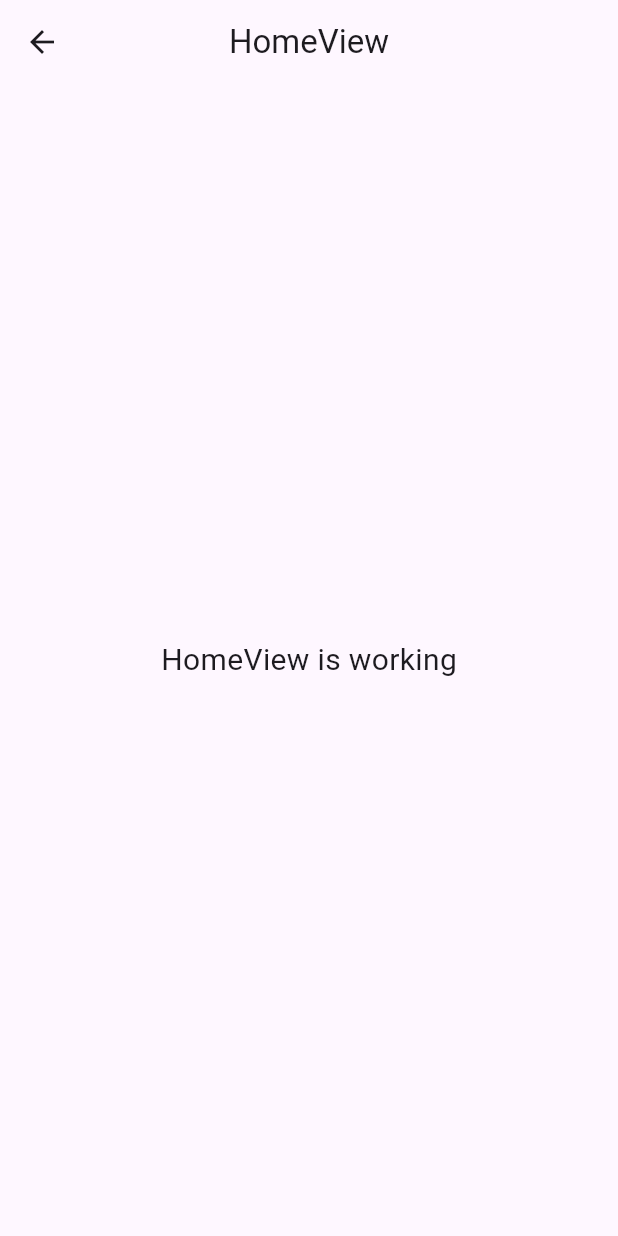
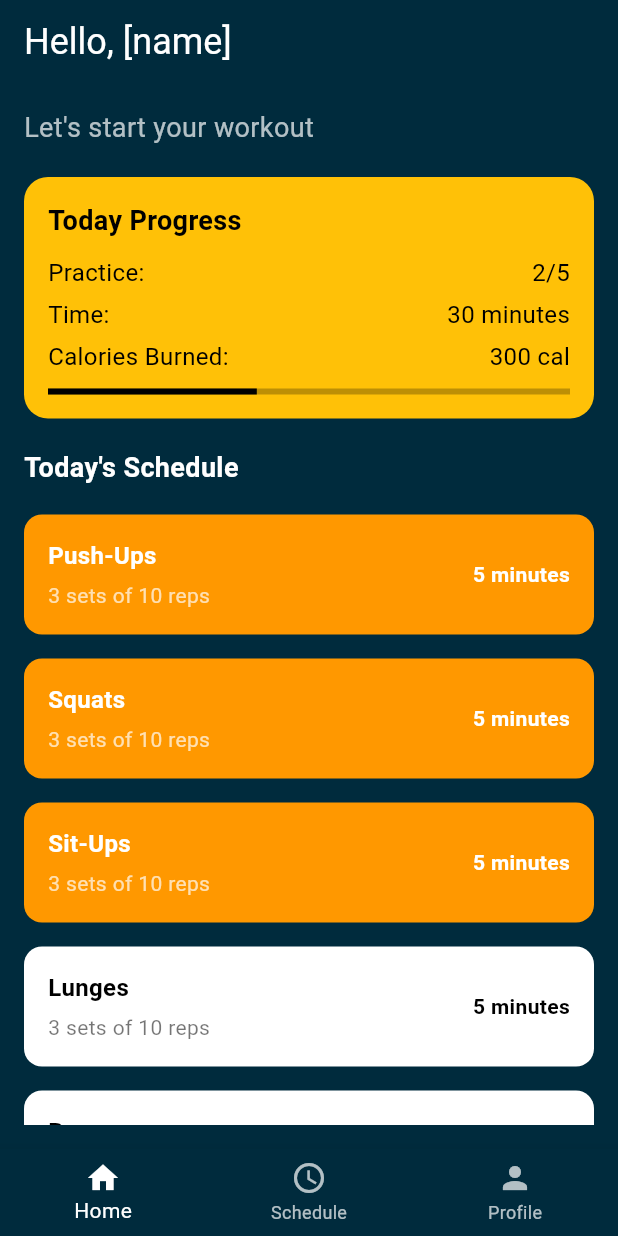
Before and after one commit to wahyudicho/kelompok7, a Flutter app: the HomeView screen opened by its route, on a phone screen of 412 x 824 dp. Run offline on Flutter 3.47's test engine with Material 3 defaults, Android fonts, the phone set to English and light mode, and no system bars; our stand-ins replace firebase_core, get; accounts and stored records are empty.

Commit message:
tampilan home

```diff
--- a/lib/app/modules/home/views/home_view.dart
+++ b/lib/app/modules/home/views/home_view.dart
@@ -1,25 +1,171 @@
-// bagian chandra
+// // bagian chandra
+
+// import 'package:flutter/material.dart';
+
+// import 'package:get/get.dart';
+
+// import '../controllers/home_controller.dart';
+
+// class HomeView extends GetView<HomeController> {
+//   const HomeView({super.key});
+//   @override
+//   Widget build(BuildContext context) {
+//     return Scaffold(
+//       appBar: AppBar(
+//         title: const Text('halo tod'),
+//         centerTitle: true,
+//       ),
+//       body: const Center(
+//         child: Text(
+//           'HomeView is working',
+//           style: TextStyle(fontSize: 20),
+//         ),
+//       ),
+//     );
+//   }
+// }
 
 import 'package:flutter/material.dart';
-
 import 'package:get/get.dart';
 
 import '../controllers/home_controller.dart';
 
 class HomeView extends GetView<HomeController> {
   const HomeView({super.key});
+
   @override
   Widget build(BuildContext context) {
     return Scaffold(
+      backgroundColor: const Color(0xFF002B3D),
       appBar: AppBar(
-        title: const Text('HomeView'),
-        centerTitle: true,
+        backgroundColor: const Color(0xFF002B3D),
+        elevation: 0,
+        title: const Text(
+          'Hello, [name]',
+          style: TextStyle(fontSize: 24, color: Colors.white),
+        ),
+        centerTitle: false,
+        automaticallyImplyLeading: false,
       ),
-      body: const Center(
-        child: Text(
-          'HomeView is working',
-          style: TextStyle(fontSize: 20),
+      body: Padding(
+        padding: const EdgeInsets.all(16.0),
+        child: Column(
+          crossAxisAlignment: CrossAxisAlignment.start,
+          children: [
+            const Text(
+              "Let's start your workout",
+              style: TextStyle(fontSize: 18, color: Colors.white70),
+            ),
+            const SizedBox(height: 20),
+            Container(
+              padding: const EdgeInsets.all(16.0),
+              decoration: BoxDecoration(
+                color: const Color(0xFFFFC107),
+                borderRadius: BorderRadius.circular(16.0),
+              ),
+              child: Column(
+                crossAxisAlignment: CrossAxisAlignment.start,
+                children: [
+                  const Text(
+                    'Today Progress',
+                    style: TextStyle(fontSize: 18, fontWeight: FontWeight.bold, color: Colors.black),
+                  ),
+                  const SizedBox(height: 10),
+                  Row(
+                    mainAxisAlignment: MainAxisAlignment.spaceBetween,
+                    children: const [
+                      Text('Practice:', style: TextStyle(fontSize: 16, color: Colors.black)),
+                      Text('2/5', style: TextStyle(fontSize: 16, color: Colors.black)),
+                    ],
+                  ),
+                  const SizedBox(height: 5),
+                  Row(
+                    mainAxisAlignment: MainAxisAlignment.spaceBetween,
+                    children: const [
+                      Text('Time:', style: TextStyle(fontSize: 16, color: Colors.black)),
+                      Text('30 minutes', style: TextStyle(fontSize: 16, color: Colors.black)),
+                    ],
+                  ),
+                  const SizedBox(height: 5),
+                  Row(
+                    mainAxisAlignment: MainAxisAlignment.spaceBetween,
+                    children: const [
+                      Text('Calories Burned:', style: TextStyle(fontSize: 16, color: Colors.black)),
+                      Text('300 cal', style: TextStyle(fontSize: 16, color: Colors.black)),
+                    ],
+                  ),
+                  const SizedBox(height: 10),
+                  LinearProgressIndicator(
+                    value: 0.4,
+                    backgroundColor: Colors.black26,
+                    color: Colors.black,
+                  ),
+                ],
+              ),
+            ),
+            const SizedBox(height: 20),
+            const Text(
+              "Today's Schedule",
+              style: TextStyle(fontSize: 18, fontWeight: FontWeight.bold, color: Colors.white),
+            ),
+            const SizedBox(height: 10),
+            Expanded(
+              child: ListView(
+                children: [
+                  scheduleTile('Push-Ups', '3 sets of 10 reps', 5, Colors.orange),
+                  scheduleTile('Squats', '3 sets of 10 reps', 5, Colors.orange),
+                  scheduleTile('Sit-Ups', '3 sets of 10 reps', 5, Colors.orange),
+                  scheduleTile('Lunges', '3 sets of 10 reps', 5, Colors.white),
+                  scheduleTile('Burpees', '3 sets of 10 reps', 5, Colors.white),
+                ],
+              ),
+            ),
+          ],
         ),
+      ),
+      bottomNavigationBar: BottomNavigationBar(
+        backgroundColor: const Color(0xFF002B3D),
+        selectedItemColor: Colors.white,
+        unselectedItemColor: Colors.white70,
+        items: const [
+          BottomNavigationBarItem(icon: Icon(Icons.home), label: 'Home'),
+          BottomNavigationBarItem(icon: Icon(Icons.schedule), label: 'Schedule'),
+          BottomNavigationBarItem(icon: Icon(Icons.person), label: 'Profile'),
+        ],
+      ),
+    );
+  }
+
+  Widget scheduleTile(String title, String subtitle, int minutes, Color color) {
+    return Container(
+      margin: const EdgeInsets.symmetric(vertical: 8.0),
+      padding: const EdgeInsets.all(16.0),
+      decoration: BoxDecoration(
+        color: color,
+        borderRadius: BorderRadius.circular(12.0),
+      ),
+      child: Row(
+        mainAxisAlignment: MainAxisAlignment.spaceBetween,
+        children: [
+          Column(
+            crossAxisAlignment: CrossAxisAlignment.start,
+            children: [
+              Text(
+                title,
+                style: TextStyle(fontSize: 16, fontWeight: FontWeight.bold, color: color == Colors.white ? Colors.black : Colors.white),
+              ),
+              const SizedBox(height: 5),
+              Text(
+                subtitle,
+                style: TextStyle(fontSize: 14, color: color == Colors.white ? Colors.black54 : Colors.white70),
+              ),
+            ],
+          ),
+          Text(
+            '$minutes minutes',
+            style: TextStyle(fontSize: 14, fontWeight: FontWeight.bold, color: color == Colors.white ? Colors.black : Colors.white),
+          ),
+        ],
       ),
     );
   }
```
